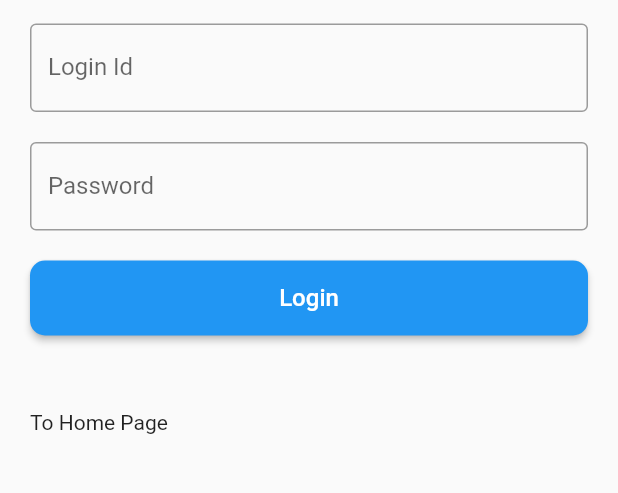
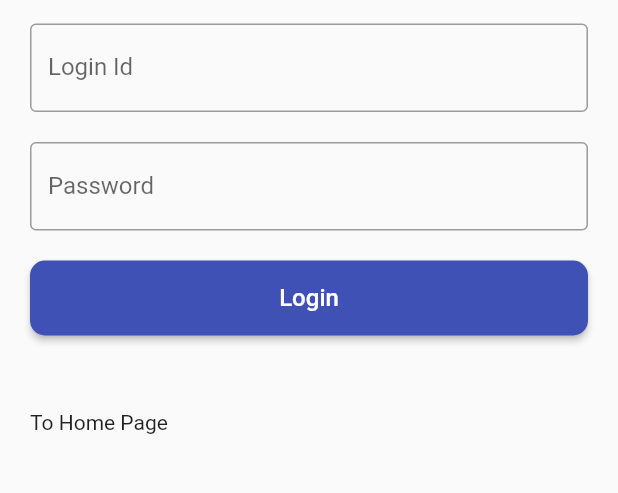
Before and after one commit to ratneshkarbhari/astro_app, a Flutter app: the screen it shows after launch, in the side drawer, after a tap on "Login", on a phone screen of 412 x 824 dp, the part 449-942 px from its top. Run offline on Flutter 3.47's test engine with Material 2 defaults, Android fonts, the phone set to English and light mode, and no system bars; our stand-ins replace carousel_slider, shared_preferences; network calls fail.

Commit message:
saving changes

```diff
--- /dev/null
+++ b/lib/HexColor.dart
@@ -0,0 +1,12 @@
+import 'package:flutter/material.dart';
+class HexColor extends Color {
+  static int _getColorFromHex(String hexColor) {
+    hexColor = hexColor.toUpperCase().replaceAll("#", "");
+    if (hexColor.length == 6) {
+      hexColor = "FF" + hexColor;
+    }
+    return int.parse(hexColor, radix: 16);
+  }
+
+  HexColor(final String hexColor) : super(_getColorFromHex(hexColor));
+}
--- a/lib/main.dart
+++ b/lib/main.dart
@@ -10,7 +10,7 @@ Future main() async {
     debugShowCheckedModeBanner: false,
     title: 'Flutter Demo',
     theme: ThemeData(
-      primarySwatch: Colors.blue,
+      primarySwatch: Colors.indigo,
       visualDensity: VisualDensity.adaptivePlatformDensity,
     ),
     home: Home(),
--- a/lib/screens/Home.dart
+++ b/lib/screens/Home.dart
@@ -4,6 +4,7 @@ import '../templates/DrawerTemplate.dart';
 import 'package:carousel_slider/carousel_options.dart';
 import 'package:carousel_slider/carousel_slider.dart';
 import './Service.dart';
+import '../HexColor.dart';
 
 class Home extends StatefulWidget {
   @override
@@ -38,7 +39,9 @@ class _HomePageState extends State<HomePage> {
 
   List colors = [Colors.red,Colors.green,Colors.blue,Colors.pink,Colors.purple,Colors.deepOrange,Colors.teal,Colors.amber,Colors.cyan,Colors.indigo];
 
-  List services = ["Personal Horoscope (Kundli)","Kundli Matching","Manglik Dosh","Kalsarp Dosh","Saade Saati Period","Gemstones","Graha Shanti","Remedies (Health,Education,Love Marriage Success)","Puja Recommendation", "Mantra Recommendation"];
+  List services = ["Personal Horoscope (Kundli)","Kundli Matching","Manglik Dosh","Kalsarp Dosh","Saade Saati Period","Gemstones","Graha Shanti","Remedies","Puja Recommendation", "Mantra Recommendation"];
+
+  Color darkBlue = HexColor("#2039b0");
 
   @override
   Widget build(BuildContext context) {
@@ -69,8 +72,8 @@ class _HomePageState extends State<HomePage> {
                       Navigator.push(context,MaterialPageRoute(builder: (context) => Service(services[index])));
                     },
                     child: Card(
-                      color: colors[index],
-                      child: Center(child: Padding(padding: const EdgeInsets.all(3.0) ,child: Text(services[index],style: TextStyle(color: Colors.white,fontSize: 20.0),textAlign: TextAlign.center)))
+                      color: darkBlue,
+                      child: Center(child: Padding(padding: const EdgeInsets.all(10.0) ,child: Text(services[index],style: TextStyle(color: Colors.white,fontSize: 17.0),textAlign: TextAlign.center)))
                     ),
                   ),
                 );
--- a/lib/screens/Login.dart
+++ b/lib/screens/Login.dart
@@ -73,7 +73,7 @@ class _LoginPageState extends State<LoginPage> {
               MaterialButton(
                 height: 50.0,
                 onPressed: _loginExe,
-                color: Colors.blue,
+                color: Colors.indigo,
                 child: Text("Login",style: TextStyle(color: Colors.white,fontSize: 16.0)),
                 shape: RoundedRectangleBorder(borderRadius: BorderRadius.circular(10.0)),
               ),
--- a/lib/templates/DrawerTemplate.dart
+++ b/lib/templates/DrawerTemplate.dart
@@ -6,6 +6,9 @@ import '../screens/ContactUs.dart';
 import '../screens/AskAnyQuestion.dart';
 import '../screens/OurServices.dart';
 import '../screens/Login.dart';
+import '../screens/OurAstrologers.dart';
+import '../screens/HowItWorks.dart';
+
 
 class DrawerTemplate extends StatelessWidget {
   @override
@@ -28,6 +31,18 @@ class DrawerTemplate extends StatelessWidget {
               Navigator.push(context,MaterialPageRoute(builder: (context)=>Home()));
             },
             title: Text("Home"),
+          ),
+          ListTile(
+            onTap: (){
+              Navigator.push(context,MaterialPageRoute(builder: (context)=>HowItWorks()));
+            },
+            title: Text("How It Works"),
+          ),
+          ListTile(
+            onTap: (){
+              Navigator.push(context,MaterialPageRoute(builder: (context)=>OurAstrologers()));
+            },
+            title: Text("Our Astrologers"),
           ),
           ListTile(
             onTap: (){
```
Also changed, not shown: lib/screens/HowItWorks.dart (added, +46 -0 lines), lib/screens/OurAstrologers.dart (added, +71 -0 lines), lib/screens/Service.dart (+7 -3 lines).
